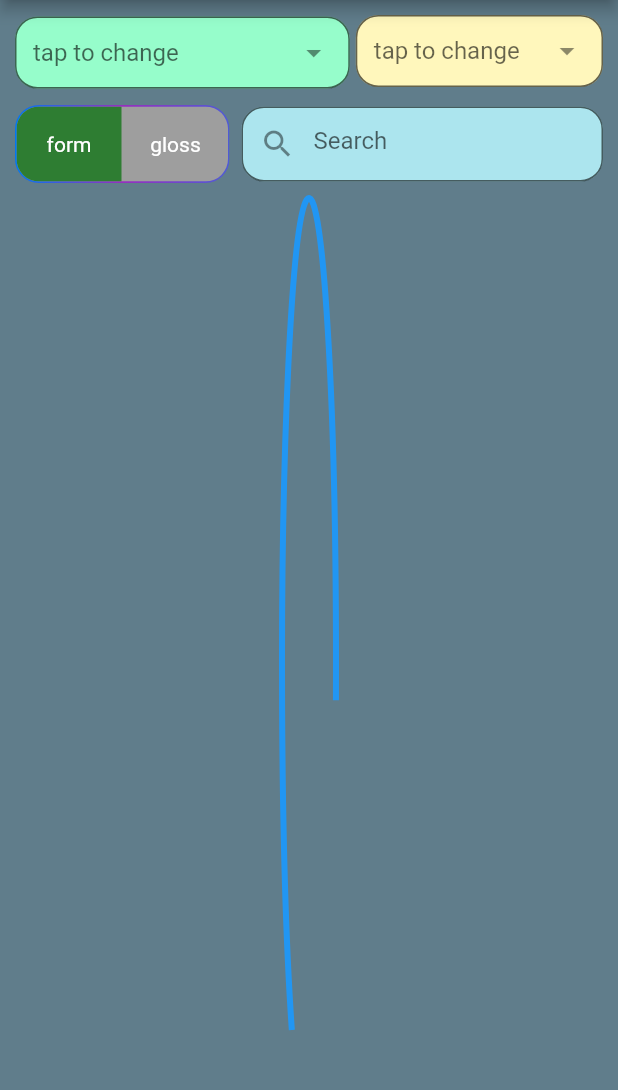
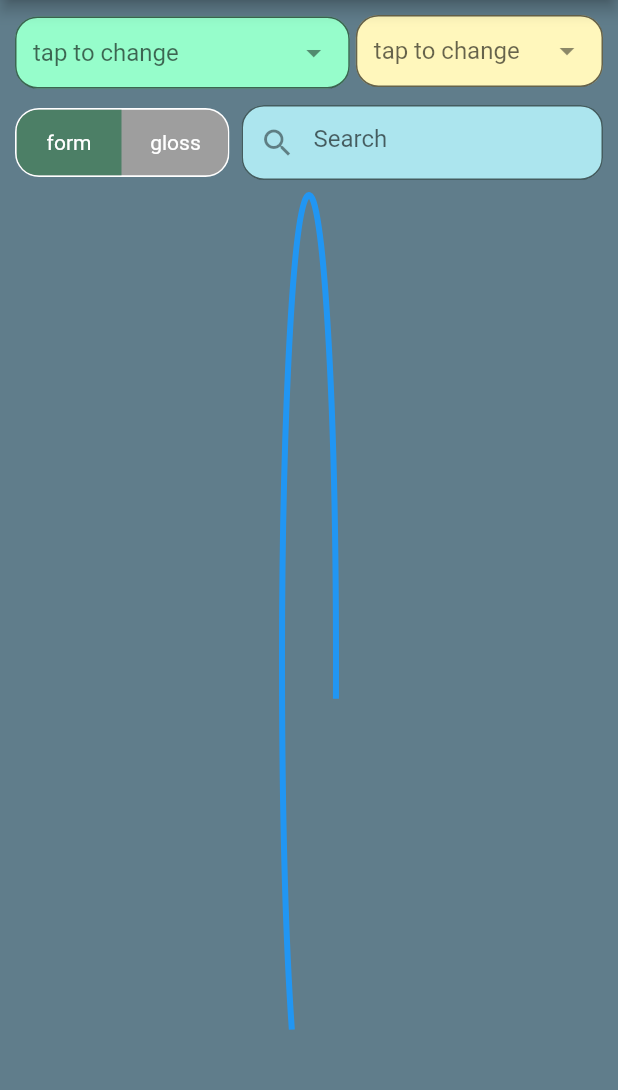
Before and after one commit to aduial/ithildin, a Flutter app: the first screen one second after launch, on a phone screen of 412 x 824 dp, the part 84-1174 px from its top. Run offline on Flutter 3.47's test engine with Material 2 defaults, Android fonts, the phone set to English and light mode, and no system bars; drawn by our look-alikes of dropdown_search, toggle_switch; our stand-ins replace sqflite; accounts and stored records are empty.

```diff
--- a/lib/main.dart
+++ b/lib/main.dart
@@ -34,4 +34,5 @@ class IthildinApp extends StatelessWidget {
     home: const IthildinScreen(),
     // home: LanguagesScreen(),
   );
+
 }
--- a/lib/screen/ithildin_screen.dart
+++ b/lib/screen/ithildin_screen.dart
@@ -298,23 +298,18 @@ class _IthildinScreenState extends State<IthildinScreen> {
                   children: [
                     ToggleSwitch(
 
-                      minHeight: 50.0,
+                      minHeight: 44.0,
                       minWidth: 70.0,
 
                       cornerRadius: 15.0,
                       borderWidth: 1,
                       borderColor: const [
-                        // Color(0xff3b5998),
-                        // Color(0xff8b9dc3),
-                        // Color(0xff00aeff),
-                        Color(0xff0077f2),
-                        Color(0xff962fbf),
-                        Color(0xff4f5bd5)
+                        Colors.white
                       ],
                       dividerColor: Colors.blueGrey,
-                      activeBgColors: [
-                        [Colors.green[800]!],
-                        [Colors.red[800]!]
+                      activeBgColors: const [
+                        [Color(0xff4C7F66)],
+                        [Color(0xff7F7B5E)]
                       ],
                       activeFgColor: Colors.white,
                       inactiveBgColor: Colors.grey,
@@ -381,12 +376,15 @@ class _IthildinScreenState extends State<IthildinScreen> {
                               style:
                                   TextStyle(color: Colors.white, fontSize: 14),
                             )
-                          : ListView.builder(
+                            : ListView.builder(
+
                               itemCount: simplexicons.length,
                               padding: const EdgeInsets.all(4.0),
+                              shrinkWrap: true,
                               itemExtent: 40.0,
                               itemBuilder: (context, index) {
                                 return SLexListItem(
+                                  entryId: simplexicons[index].entryId,
                                   formLangAbbr: simplexicons[index].formLangAbbr,
                                   mark: simplexicons[index].mark,
                                   form: simplexicons[index].form,
```
Also changed, not shown: lib/screen/entrydetail_screen.dart (added, +17 -0 lines), lib/screen/slex_list_widget.dart (+54 -8 lines).
